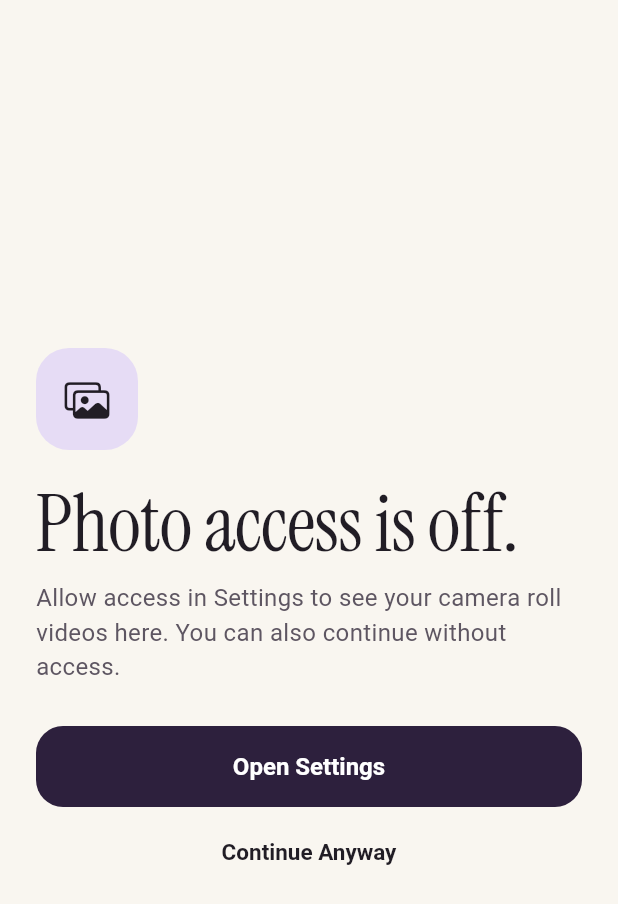
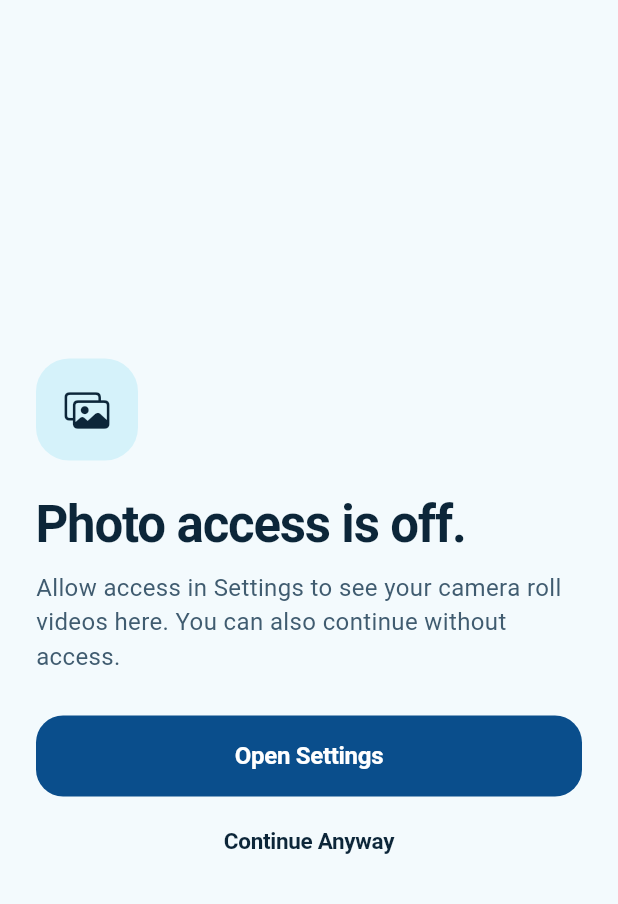
Before and after one commit to najmulmyself/rollreel, a Flutter app: the screen it shows after launch, after a tap on "Skip", on a phone screen of 412 x 824 dp. Shown: the top 904 px of the screen. Run offline on Flutter 3.47's test engine with Material 3 defaults, Android fonts, the phone set to English and light mode, and no system bars; our stand-ins replace flutter_riverpod, google_mobile_ads, in_app_purchase, in_app_review, local_auth, palette_generator and 3 more; missing offline and left inert: app_tracking_transparency, flutter_volume_controller, photo_manager, screen_brightness; generated files the repository leaves out were written again.

Commit message:
Match onboarding to RollReel branding

```diff
--- a/lib/features/onboarding/onboarding_screen.dart
+++ b/lib/features/onboarding/onboarding_screen.dart
@@ -110,12 +110,9 @@ class _OnboardingScreenState extends State<OnboardingScreen> {
                         Expanded(
                           child: Text(
                             'RollReel',
-                            style: TextStyle(
-                              color: style.ink,
-                              fontSize: 19,
-                              fontWeight: FontWeight.w700,
-                              letterSpacing: -0.5,
-                            ),
+                            style: style
+                                .title(19)
+                                .copyWith(letterSpacing: -0.5),
                           ),
                         ),
                         TextButton(
@@ -127,10 +124,7 @@ class _OnboardingScreenState extends State<OnboardingScreen> {
                           style: TextButton.styleFrom(
                             foregroundColor: style.secondary,
                             minimumSize: const Size(48, 48),
-                            textStyle: const TextStyle(
-                              fontSize: 15,
-                              fontWeight: FontWeight.w600,
-                            ),
+                            textStyle: style.label,
                           ),
                           child: Text(l10n.skip),
                         ),
@@ -272,7 +266,7 @@ class _OnboardingPage extends StatelessWidget {
               SizedBox(
                 height: artworkHeight,
                 child: ExcludeSemantics(
-                  child: _OnboardingArtwork(index: index),
+                  child: _OnboardingArtwork(index: index, style: style),
                 ),
               ),
               SizedBox(height: constraints.maxHeight < 480 ? 16 : 25),
@@ -289,7 +283,7 @@ class _OnboardingPage extends StatelessWidget {
                           height: 3,
                           margin: const EdgeInsetsDirectional.only(end: 5),
                           decoration: BoxDecoration(
-                            color: step == index ? style.action : style.line,
+                            color: step == index ? style.progress : style.line,
                             borderRadius: BorderRadius.circular(2),
                           ),
                         ),
@@ -300,7 +294,10 @@ class _OnboardingPage extends StatelessWidget {
               const SizedBox(height: 13),
               Semantics(
                 header: true,
-                child: Text(title, style: style.title(compact ? 42 : 54)),
+                child: Text(
+                  title,
+                  style: compact ? style.title(28) : style.title(),
+                ),
               ),
               const SizedBox(height: 10),
               Text(body, style: style.body),
@@ -336,24 +333,25 @@ class _OnboardingPage extends StatelessWidget {
 }
 
 class _OnboardingArtwork extends StatelessWidget {
-  const _OnboardingArtwork({required this.index});
+  const _OnboardingArtwork({required this.index, required this.style});
 
   static const _coast = 'assets/images/onboarding-coast.webp';
   static const _dinner = 'assets/images/onboarding-dinner.webp';
   static const _drive = 'assets/images/onboarding-drive.webp';
-  static const _frame = Color(0xFF252124);
-  static const _lilac = Color(0xFFE6DCF5);
-
   final int index;
+  final OnboardingStyle style;
 
   Widget _photo(String asset, {Alignment alignment = Alignment.center}) =>
       Image.asset(asset, fit: BoxFit.cover, alignment: alignment);
 
-  Widget _badge(IconData icon, {Color background = _lilac}) => DecoratedBox(
-    decoration: BoxDecoration(color: background, shape: BoxShape.circle),
+  Widget _badge(IconData icon, {Color? background}) => DecoratedBox(
+    decoration: BoxDecoration(
+      color: background ?? style.artworkAccent,
+      shape: BoxShape.circle,
+    ),
     child: SizedBox.square(
       dimension: 44,
-      child: Icon(icon, color: _frame, size: 19),
+      child: Icon(icon, color: style.artworkFrame, size: 19),
     ),
   );
 
@@ -362,7 +360,7 @@ class _OnboardingArtwork extends StatelessWidget {
     return ClipRRect(
       borderRadius: BorderRadius.circular(23),
       child: ColoredBox(
-        color: _frame,
+        color: style.artworkFrame,
         child: switch (index) {
           0 => Row(
             crossAxisAlignment: CrossAxisAlignment.stretch,
@@ -433,10 +431,10 @@ class _OnboardingArtwork extends StatelessWidget {
                   fit: StackFit.expand,
                   children: [
                     _photo(_drive, alignment: const Alignment(0, 0.25)),
-                    const DecoratedBox(
+                    DecoratedBox(
                       decoration: BoxDecoration(
                         border: Border.fromBorderSide(
-                          BorderSide(color: _lilac, width: 2),
+                          BorderSide(color: style.artworkAccent, width: 2),
                         ),
                       ),
                     ),
--- a/lib/features/onboarding/onboarding_style.dart
+++ b/lib/features/onboarding/onboarding_style.dart
@@ -2,6 +2,7 @@ import 'package:flutter/material.dart';
 import 'package:flutter/services.dart';
 
 import '../../core/theme/colors.dart';
+import '../../core/theme/typography.dart';
 
 class OnboardingStyle {
   const OnboardingStyle._({
@@ -11,20 +12,26 @@ class OnboardingStyle {
     required this.line,
     required this.action,
     required this.onAction,
+    required this.progress,
     required this.accent,
+    required this.artworkFrame,
+    required this.artworkAccent,
     required this.systemOverlay,
   });
 
   static OnboardingStyle get current => RRColors.isDark.value ? _dark : _light;
 
   static const _light = OnboardingStyle._(
-    background: Color(0xFFF9F6F0),
-    ink: Color(0xFF211D25),
-    secondary: Color(0xFF5E5662),
-    line: Color(0xFFD9D1D9),
-    action: Color(0xFF2D203D),
+    background: Color(0xFFF3FAFD),
+    ink: Color(0xFF0C2639),
+    secondary: Color(0xFF405C70),
+    line: Color(0xFFC5DCEB),
+    action: Color(0xFF0A4E8C),
     onAction: Color(0xFFFFFFFF),
-    accent: Color(0xFFE6DCF5),
+    progress: Color(0xFF087D9B),
+    accent: Color(0xFFD5F2FA),
+    artworkFrame: Color(0xFF102D43),
+    artworkAccent: Color(0xFFB4EDF8),
     systemOverlay: SystemUiOverlayStyle.dark,
   );
 
@@ -35,7 +42,10 @@ class OnboardingStyle {
     line: Color(0xFF544A59),
     action: Color(0xFFE6DCF5),
     onAction: Color(0xFF2D203D),
+    progress: Color(0xFFE6DCF5),
     accent: Color(0xFF3F334B),
+    artworkFrame: Color(0xFF252124),
+    artworkAccent: Color(0xFFE6DCF5),
     systemOverlay: SystemUiOverlayStyle.light,
   );
 
@@ -45,19 +55,23 @@ class OnboardingStyle {
   final Color line;
   final Color action;
   final Color onAction;
+  final Color progress;
   final Color accent;
+  final Color artworkFrame;
+  final Color artworkAccent;
 
   final SystemUiOverlayStyle systemOverlay;
 
-  TextStyle title(double fontSize) => TextStyle(
-    fontFamily: 'Instrument Serif',
+  TextStyle title([double fontSize = 34]) => RRTypography.title1.copyWith(
     fontSize: fontSize,
-    height: 0.98,
-    letterSpacing: -0.55,
+    height: 1.12,
     color: ink,
   );
 
-  TextStyle get body => TextStyle(fontSize: 16, height: 1.45, color: secondary);
+  TextStyle get body =>
+      RRTypography.body.copyWith(height: 1.45, color: secondary);
+
+  TextStyle get label => RRTypography.headline.copyWith(fontSize: 15);
 
   ButtonStyle get primaryButton => FilledButton.styleFrom(
     backgroundColor: action,
@@ -68,6 +82,6 @@ class OnboardingStyle {
     minimumSize: const Size(0, 54),
     padding: const EdgeInsets.symmetric(horizontal: 18, vertical: 12),
     shape: RoundedRectangleBorder(borderRadius: BorderRadius.circular(18)),
-    textStyle: const TextStyle(fontSize: 16, fontWeight: FontWeight.w600),
+    textStyle: label.copyWith(fontSize: 16),
   );
 }
--- a/lib/features/permission/permission_denied_screen.dart
+++ b/lib/features/permission/permission_denied_screen.dart
@@ -60,7 +60,7 @@ class PermissionDeniedScreen extends StatelessWidget {
                             header: true,
                             child: Text(
                               l10n.permissionDeniedTitle,
-                              style: style.title(53),
+                              style: style.title(),
                             ),
                           ),
                           const SizedBox(height: 12),
@@ -80,10 +80,7 @@ class PermissionDeniedScreen extends StatelessWidget {
                             style: TextButton.styleFrom(
                               foregroundColor: style.ink,
                               minimumSize: const Size(0, 48),
-                              textStyle: const TextStyle(
-                                fontSize: 15,
-                                fontWeight: FontWeight.w600,
-                              ),
+                              textStyle: style.label,
                             ),
                             child: Text(
                               l10n.continueAnyway,
--- a/pubspec.yaml
+++ b/pubspec.yaml
@@ -95,11 +95,6 @@ flutter:
     - assets/icons/
     - assets/images/
 
-  fonts:
-    - family: Instrument Serif
-      fonts:
-        - asset: assets/fonts/InstrumentSerif-Regular.ttf
-
   # An image asset can refer to one or more resolution-specific "variants", see
   # https://flutter.dev/to/resolution-aware-images
 
```
Also changed, not shown: assets/fonts/OFL-InstrumentSerif.txt (deleted, +0 -93 lines), assets/fonts/InstrumentSerif-Regular.ttf (deleted).
